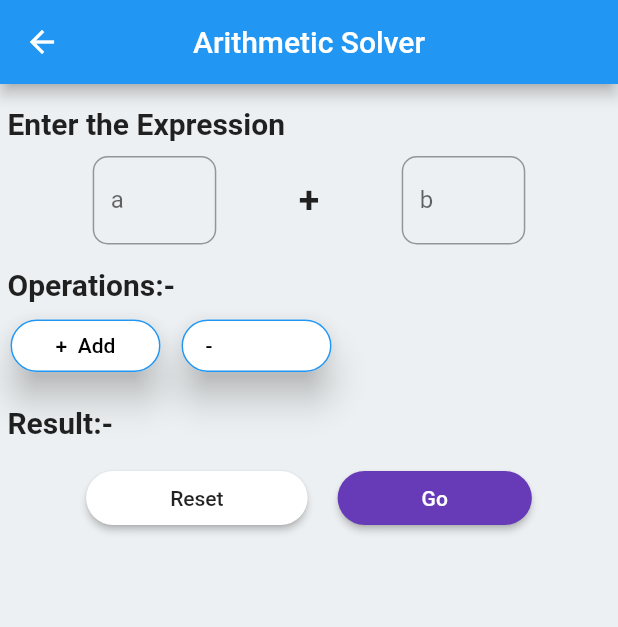
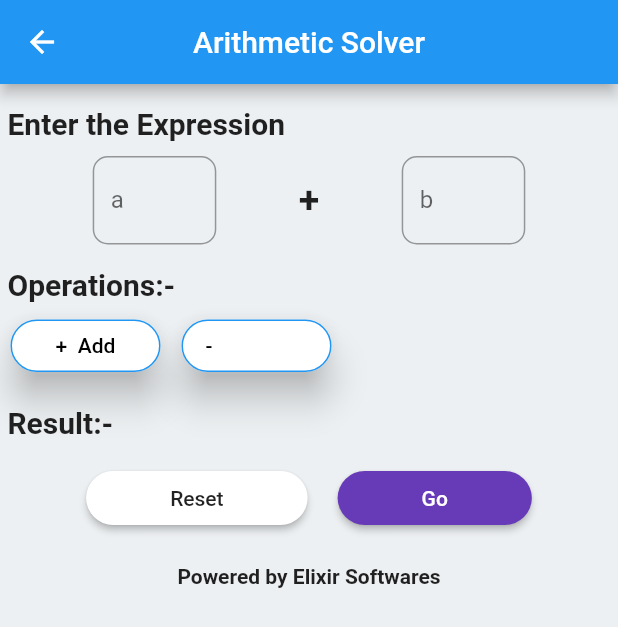
Before and after one commit to LykanImran/engineers_choice, a Flutter app: the ArithmeticCalculator screen opened directly, on a phone screen of 412 x 824 dp. Shown: the top 627 px of the screen. Run offline on Flutter 3.47's test engine with Material 2 defaults, Android fonts, the phone set to English and light mode, and no system bars; drawn by our look-alikes of custom_radio_grouped_button; our stand-ins replace flip_card, math_expressions.

```diff
--- a/lib/pages/arithmetic_calcultor.dart
+++ b/lib/pages/arithmetic_calcultor.dart
@@ -1,5 +1,6 @@
 import 'package:engineers_choice/model/arithmetic_model.dart';
 import 'package:engineers_choice/utils/style_guide.dart';
+import 'package:engineers_choice/widgets/company_label.dart';
 import 'package:flutter/material.dart';
 import 'package:custom_radio_grouped_button/custom_radio_grouped_button.dart';
 
@@ -136,7 +137,8 @@ class _ArithmeticCalculatorState extends State<ArithmeticCalculator> {
                 ),
               )
             ],
-          )
+          ),
+          CompanyLabel(Colors.black87)
         ],
       ),
     );
```
Also changed, not shown: lib/pages/binomial_calculator.dart (+5 -4 lines).
